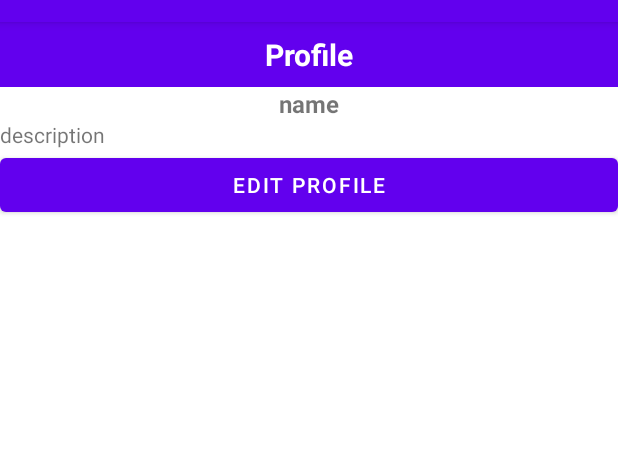
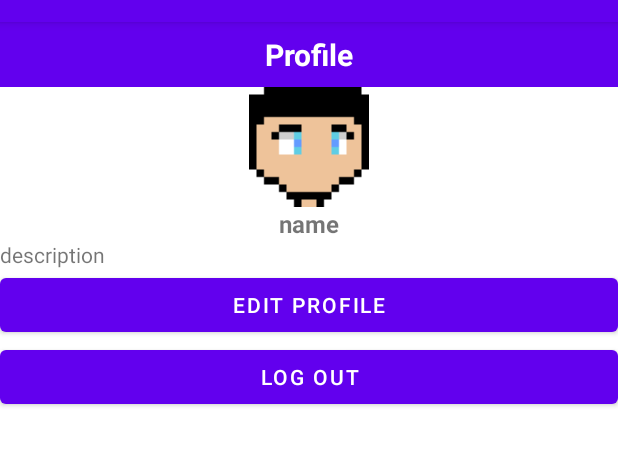
Before and after one commit to Tarroook/Would-you-rather-android-app, an Android app: the ProfileActivity screen opened directly, with no data from a screen before it, on a phone screen of 412 x 824 dp, the part 62-528 px from its top. Run offline under Robolectric (Android 15) with nearby library versions, the phone set to English and light mode, and no system bars.

Commit message:
Ajout de l'image de profil, de la modification d'image de profil, ajout d'une limite à la taille de la description et ajout d'un bouton de déconnexion

```diff
--- a/app/src/main/java/com/tarook/wouldyourather/ProfileActivity.java
+++ b/app/src/main/java/com/tarook/wouldyourather/ProfileActivity.java
@@ -9,6 +9,7 @@ import android.os.Bundle;
 import android.os.Handler;
 import android.view.View;
 import android.widget.Button;
+import android.widget.ImageView;
 import android.widget.TextView;
 import android.widget.Toast;
 
@@ -19,10 +20,13 @@ public class ProfileActivity extends AppCompatActivity {
 
     public static final int REQUEST_CODE_PROFILE = 1;
     public final static String SHARED_PREFS = "sharedPrefs";
+    public final static int DESCRIPTION_MAX_LINES = 20;
     private SharedPreferences sharedPreferences;
+    private ImageView picture;
     private TextView name;
     private TextView description;
     private Button editButton;
+    private Button logOutButton;
 
     @Override
     protected void onCreate(Bundle savedInstanceState) {
@@ -30,10 +34,40 @@ public class ProfileActivity extends AppCompatActivity {
         setContentView(R.layout.activity_profile);
         sharedPreferences = getSharedPreferences(SHARED_PREFS, MODE_PRIVATE);
 
-
+        picture = findViewById(R.id.profile_activity_picture);
         name = findViewById(R.id.profile_activity_name);
         description = findViewById(R.id.profile_activity_description);
         editButton = findViewById(R.id.profile_activity_edit_button);
+        logOutButton = findViewById(R.id.profile_activity_logout_button);
+
+        description.setMaxLines(DESCRIPTION_MAX_LINES);
+        editButton.setOnClickListener(new View.OnClickListener() {
+            @Override
+            public void onClick(View v) {
+                new Handler().postDelayed(new Runnable() {
+                    @Override
+                    public void run() {
+                        Intent intent = new Intent(ProfileActivity.this, EditProfileActivity.class);
+                        //startActivity(intent);
+                        startActivityForResult(intent, EditProfileActivity.REQUEST_CODE_EDIT_PROFILE);
+                    }
+                }, 500);
+            }
+        });
+
+        logOutButton.setOnClickListener(new View.OnClickListener() {
+            @Override
+            public void onClick(View v) {
+                new Handler().postDelayed(new Runnable() {
+                    @Override
+                    public void run() {
+                        Toast.makeText(getApplicationContext(), "You are now logged out.", Toast.LENGTH_SHORT).show();
+                        sharedPreferences.edit().putInt(ConnectionActivity.CONNECTED_PROFILE, -1).apply();
+                        finish();
+                    }
+                }, 250);
+            }
+        });
 
         Profile profile = getProfile();
         if(profile == null){
@@ -41,22 +75,9 @@ public class ProfileActivity extends AppCompatActivity {
             startActivity(intent);
         }
         else {
+            picture.setImageBitmap(profile.getProfilePicture());
             name.setText(profile.getName());
             description.setText(profile.getDescription());
-
-            editButton.setOnClickListener(new View.OnClickListener() {
-                @Override
-                public void onClick(View v) {
-                    new Handler().postDelayed(new Runnable() {
-                        @Override
-                        public void run() {
-                            Intent intent = new Intent(ProfileActivity.this, EditProfileActivity.class);
-                            //startActivity(intent);
-                            startActivityForResult(intent, EditProfileActivity.REQUEST_CODE_EDIT_PROFILE);
-                        }
-                    }, 500);
-                }
-            });
         }
     }
 
@@ -67,6 +88,7 @@ public class ProfileActivity extends AppCompatActivity {
     private void refreshProfile(){
         Profile profile = getProfile();
         if(profile != null) {
+            picture.setImageBitmap(profile.getProfilePicture());
             name.setText(profile.getName());
             description.setText(profile.getDescription());
         }
--- a/app/src/main/res/layout/activity_profile.xml
+++ b/app/src/main/res/layout/activity_profile.xml
@@ -23,6 +23,12 @@
             android:textSize="20sp"
             android:textStyle="bold" />
 
+        <ImageView
+            android:id="@+id/profile_activity_picture"
+            android:layout_width="match_parent"
+            android:layout_height="wrap_content"
+            app:srcCompat="@drawable/defaultpp" />
+
         <TextView
             android:id="@+id/profile_activity_name"
             android:layout_width="match_parent"
@@ -44,5 +50,11 @@
             android:layout_height="wrap_content"
             android:text="Edit Profile" />
 
+        <Button
+            android:id="@+id/profile_activity_logout_button"
+            android:layout_width="match_parent"
+            android:layout_height="wrap_content"
+            android:text="Log out" />
+
     </LinearLayout>
 </androidx.constraintlayout.widget.ConstraintLayout>
```
Also changed, not shown: app/src/main/java/com/tarook/wouldyourather/EditProfileActivity.java (+51 -3 lines), app/src/main/res/layout/activity_edit_profile.xml (+19 -0 lines).
